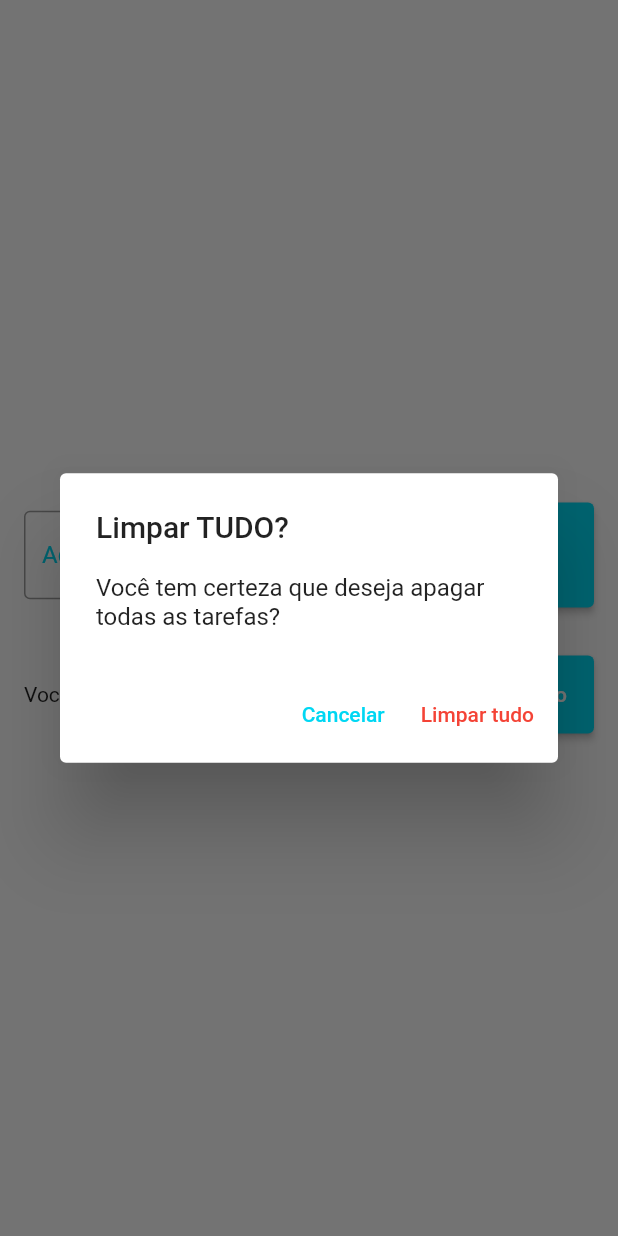
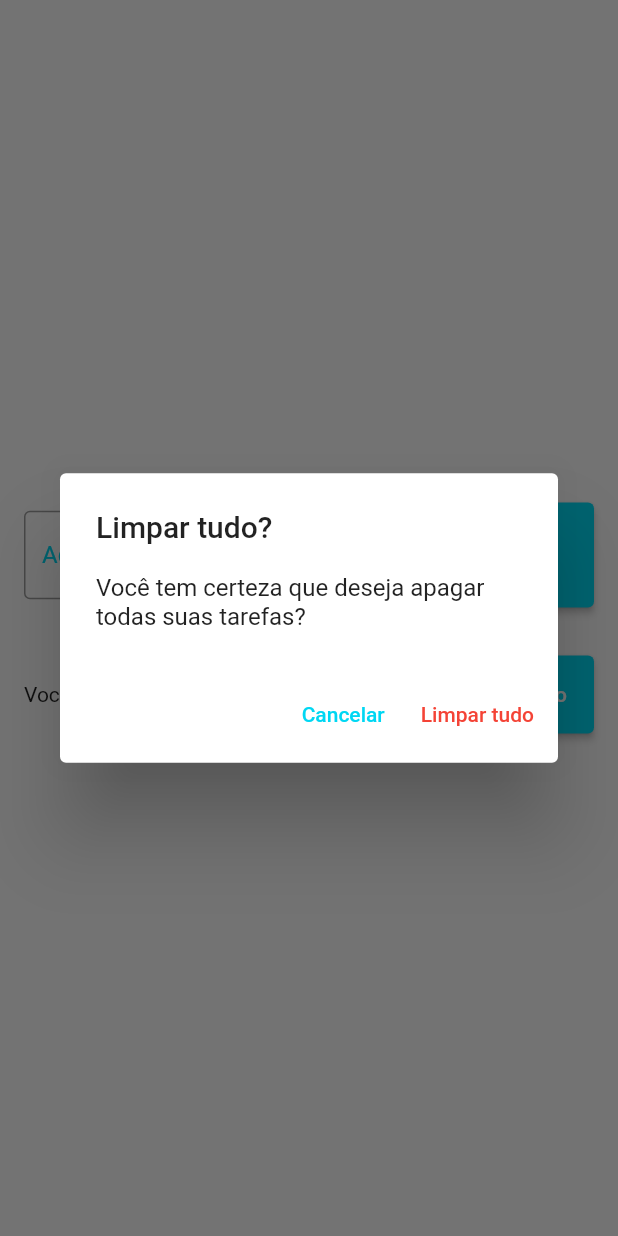
Before and after one commit to DaniloMAP/ToDoList, a Flutter app: the screen it shows after launch, after a tap on "Limpar tudo", on a phone screen of 412 x 824 dp. Run offline on Flutter 3.47's test engine with Material 2 defaults, Android fonts, the phone set to English and light mode, and no system bars; our stand-ins replace flutter_slidable, shared_preferences.

Commit message:
Update todo_list_page.dart

```diff
--- a/lib/pages/todo_list_page.dart
+++ b/lib/pages/todo_list_page.dart
@@ -172,8 +172,8 @@ class _TodoListPageState extends State<TodoListPage> {
     showDialog(
       context: context,
       builder: (context) => AlertDialog(
-        title: Text('Limpar TUDO?'),
-        content: Text('Você tem certeza que deseja apagar todas as tarefas?'),
+        title: Text('Limpar tudo?'),
+        content: Text('Você tem certeza que deseja apagar todas suas tarefas?'),
         actions: [
           TextButton(
             onPressed: () {
```
